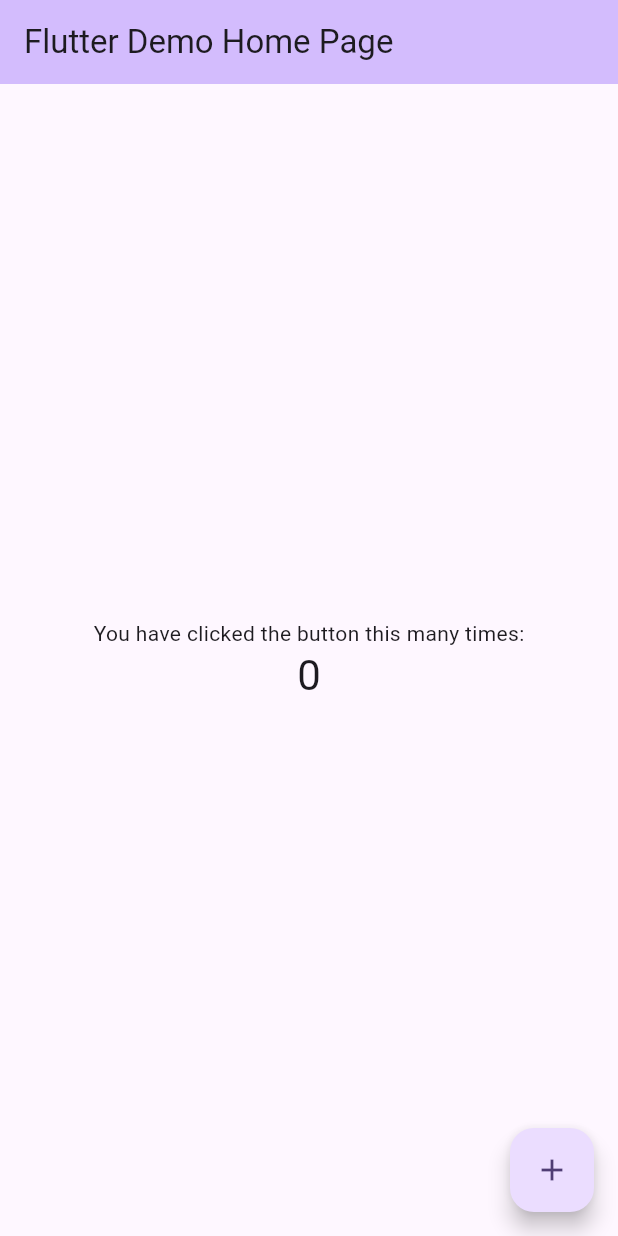
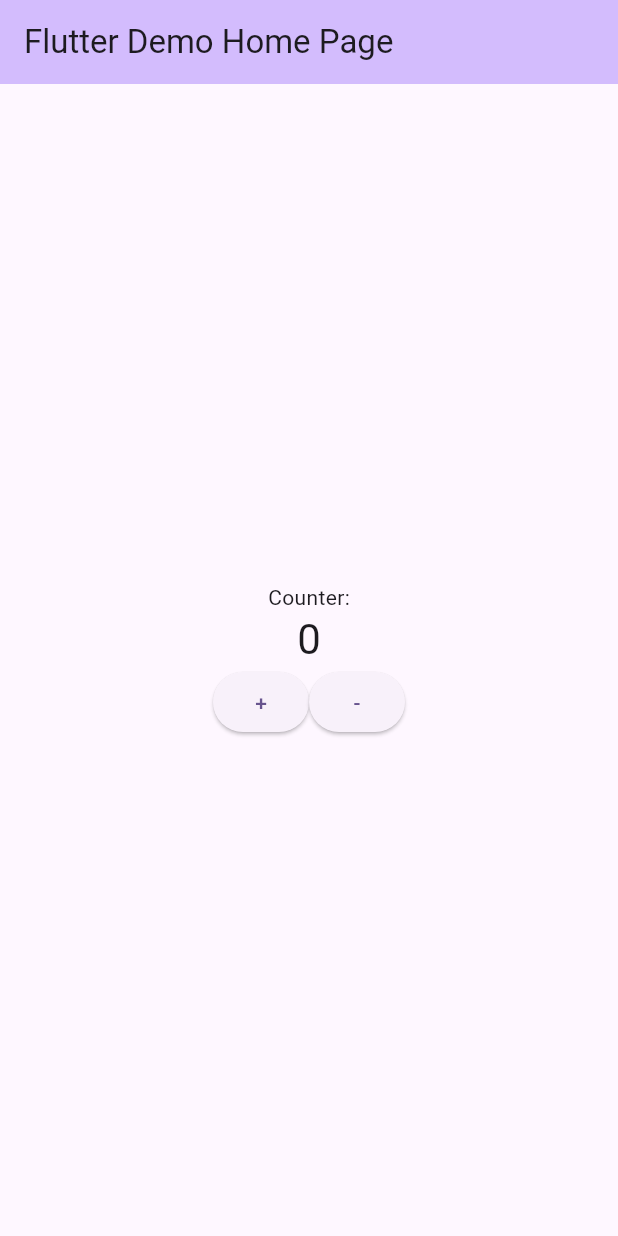
Before and after one commit to FalafelBeingOrg/flutter-app-test, a Flutter app: the screen it shows after launch, on a phone screen of 412 x 824 dp. Run offline on Flutter 3.47's test engine with Material 2 defaults, Android fonts, the phone set to English and light mode, and no system bars; missing offline and left inert: dart:html.

Commit message:
made a counter that goes up and down

```diff
--- a/flutter_app_test/lib/main.dart
+++ b/flutter_app_test/lib/main.dart
@@ -1,3 +1,5 @@
+import 'dart:html';
+
 import 'package:flutter/material.dart';
 
 void main() {
@@ -68,6 +70,17 @@ class _MyHomePageState extends State<MyHomePage> {
     });
   }
 
+  void _decrementCounter() {
+    setState(() {
+      // This call to setState tells the Flutter framework that something has
+      // changed in this State, which causes it to rerun the build method below
+      // so that the display can reflect the updated values. If we changed
+      // _counter without calling setState(), then the build method would not be
+      // called again, and so nothing would appear to happen.
+      _counter--;
+    });
+  }
+
   @override
   Widget build(BuildContext context) {
     // This method is rerun every time setState is called, for instance as done
@@ -106,20 +119,22 @@ class _MyHomePageState extends State<MyHomePage> {
           mainAxisAlignment: MainAxisAlignment.center,
           children: <Widget>[
             const Text(
-              'You have clicked the button this many times:',
+              'Counter:',
             ),
             Text(
               '$_counter',
               style: Theme.of(context).textTheme.headlineMedium,
             ),
+            Row(
+              mainAxisAlignment: MainAxisAlignment.center,
+              children: [
+                ElevatedButton(onPressed: _incrementCounter, child: Text("+")),
+                ElevatedButton(onPressed: _decrementCounter, child: Text("-")),
+              ],
+            )
           ],
         ),
       ),
-      floatingActionButton: FloatingActionButton(
-        onPressed: _incrementCounter,
-        tooltip: 'Increment',
-        child: const Icon(Icons.add),
-      ), // This trailing comma makes auto-formatting nicer for build methods.
     );
   }
 }
```
